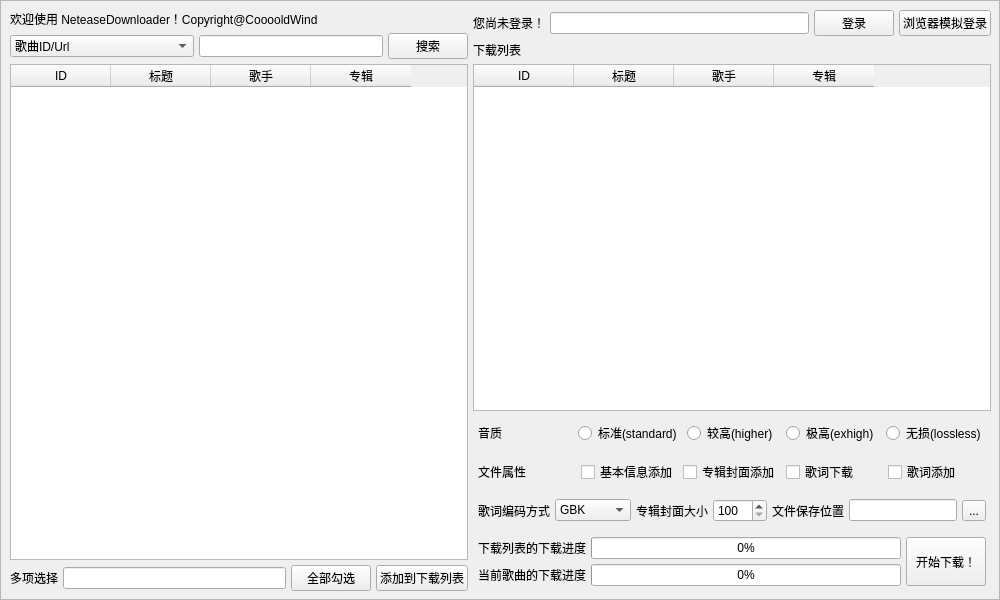
Above: form.ui from Cooooldwind/netease-downloader before the change. Below: the same form after it.
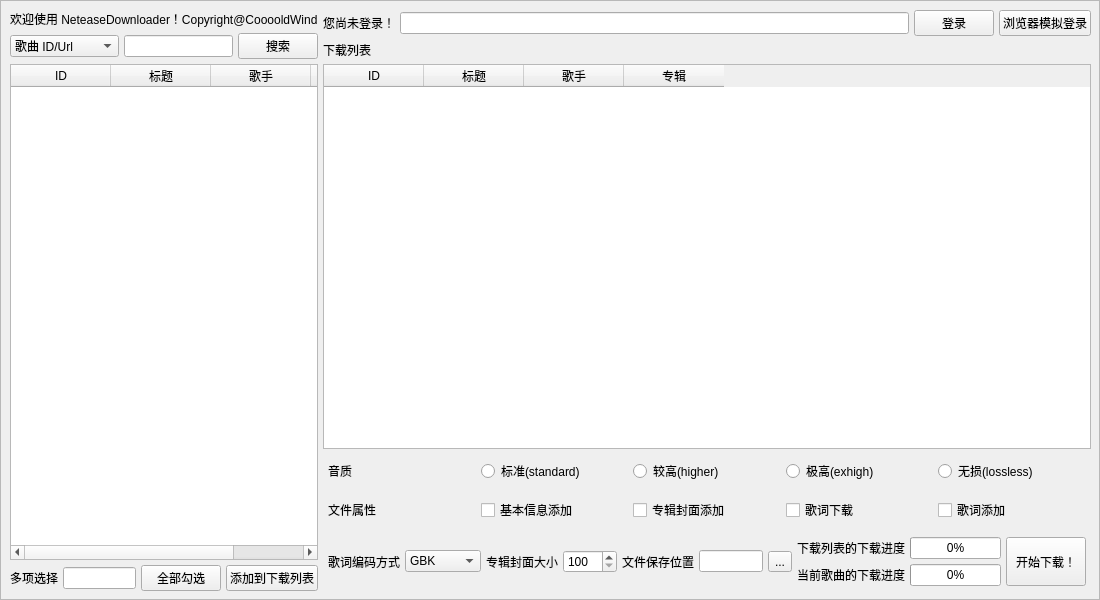
That is the form after the change.

What changed in the file:
```diff
--- a/form.ui
+++ b/form.ui
@@ -6,23 +6,41 @@
    <rect>
     <x>0</x>
     <y>0</y>
-    <width>1000</width>
+    <width>1100</width>
     <height>600</height>
    </rect>
   </property>
+  <property name="sizePolicy">
+   <sizepolicy hsizetype="Expanding" vsizetype="Expanding">
+    <horstretch>0</horstretch>
+    <verstretch>0</verstretch>
+   </sizepolicy>
+  </property>
+  <property name="maximumSize">
+   <size>
+    <width>1100</width>
+    <height>600</height>
+   </size>
+  </property>
   <property name="windowTitle">
    <string>NeteaseDownloader</string>
   </property>
-  <widget class="QWidget" name="centralwidget">
+  <widget class="QWidget" name="centralWidget">
+   <property name="sizePolicy">
+    <sizepolicy hsizetype="Expanding" vsizetype="Expanding">
+     <horstretch>0</horstretch>
+     <verstretch>0</verstretch>
+    </sizepolicy>
+   </property>
    <property name="minimumSize">
     <size>
-     <width>1000</width>
+     <width>1100</width>
      <height>600</height>
     </size>
    </property>
    <property name="maximumSize">
     <size>
-     <width>1000</width>
+     <width>1100</width>
      <height>600</height>
     </size>
    </property>
@@ -31,10 +49,22 @@
      <rect>
       <x>0</x>
       <y>0</y>
-      <width>1000</width>
+      <width>1100</width>
       <height>600</height>
      </rect>
     </property>
+    <property name="sizePolicy">
+     <sizepolicy hsizetype="Expanding" vsizetype="Expanding">
+      <horstretch>0</horstretch>
+      <verstretch>0</verstretch>
+     </sizepolicy>
+    </property>
+    <property name="maximumSize">
+     <size>
+      <width>1100</width>
+      <height>600</height>
+     </size>
+    </property>
     <property name="frameShape">
      <enum>QFrame::Shape::StyledPanel</enum>
     </property>
@@ -46,7 +76,7 @@
       <rect>
        <x>0</x>
        <y>0</y>
-       <width>1001</width>
+       <width>1101</width>
        <height>601</height>
       </rect>
      </property>
@@ -133,7 +163,7 @@
             </property>
             <item>
              <property name="text">
-              <string>歌曲ID/Url</string>
+              <string>歌曲 ID/Url</string>
              </property>
             </item>
             <item>
@@ -566,27 +596,8 @@
               </property>
              </widget>
             </item>
-           </layout>
-          </item>
-          <item>
-           <layout class="QHBoxLayout" name="horizontalLayout_9">
-            <property name="spacing">
-             <number>5</number>
-            </property>
-            <property name="leftMargin">
-             <number>5</number>
-            </property>
-            <property name="topMargin">
-             <number>5</number>
-            </property>
-            <property name="rightMargin">
-             <number>5</number>
-            </property>
-            <property name="bottomMargin">
-             <number>5</number>
-            </property>
             <item>
-             <layout class="QVBoxLayout" name="verticalLayout_6">
+             <layout class="QVBoxLayout" name="downloadListProgressLayout">
               <property name="leftMargin">
                <number>0</number>
               </property>
@@ -674,7 +685,7 @@
              </layout>
             </item>
             <item>
-             <widget class="QPushButton" name="pushButton_6">
+             <widget class="QPushButton" name="startDownloadButton">
               <property name="sizePolicy">
                <sizepolicy hsizetype="Fixed" vsizetype="Preferred">
                 <horstretch>0</horstretch>
```
Left out of the diff: 104 changed lines with no effect on the pictures.
